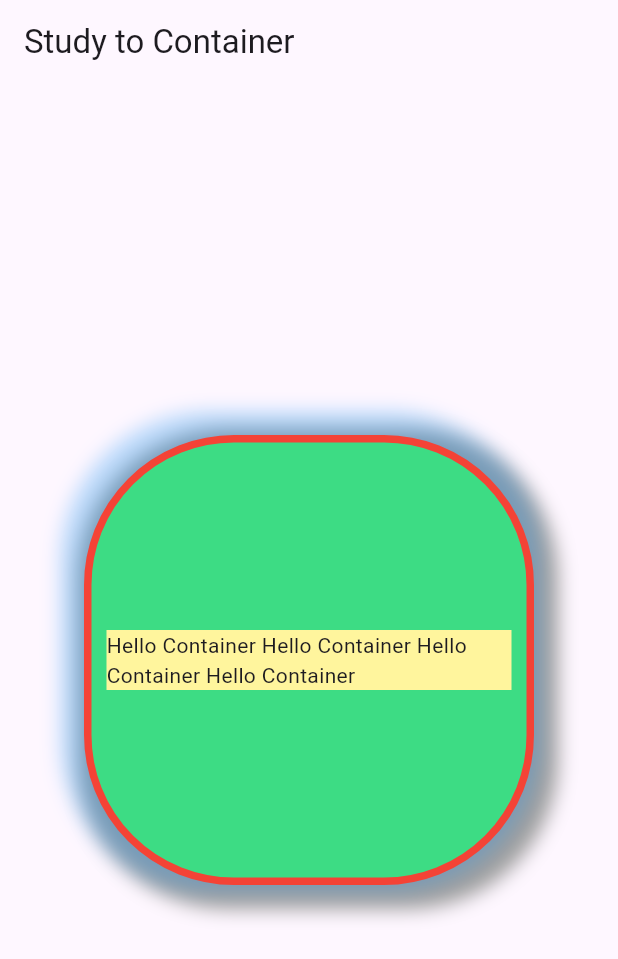
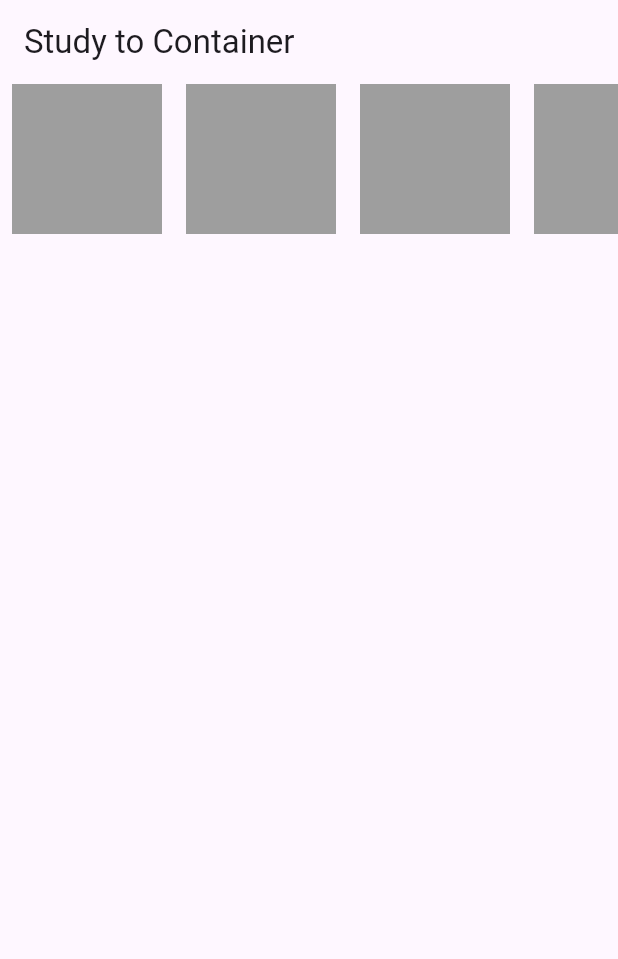
Before and after one commit to mimo626/flutter_example, a Flutter app: the screen it shows after launch, on a phone screen of 412 x 824 dp. Shown: the top 959 px of the screen. Run offline on Flutter 3.47's test engine with Material 3 defaults, Android fonts, the phone set to English and light mode, and no system bars.

Commit message:
[feat]SingleChildScrollView 구현

```diff
--- a/lib/main.dart
+++ b/lib/main.dart
@@ -6,11 +6,12 @@ void main() {
       appBar: AppBar(
         title: Text("Study to Container"),
       ),
-      body: CustomContainer(),
+      body: Body(),
     ),
   ));
 }
 
+// 박스
 class CustomContainer extends StatelessWidget {
   const CustomContainer({super.key});
 
@@ -23,7 +24,8 @@ class CustomContainer extends StatelessWidget {
         padding: EdgeInsets.fromLTRB(10, 12, 10, 12),
         decoration: BoxDecoration(
             color: Color(0xFF3DDC84),
-          border: Border.all(color: Colors.red, width: 5, style: BorderStyle.solid),
+            border: Border.all(
+                color: Colors.red, width: 5, style: BorderStyle.solid),
             borderRadius: BorderRadius.circular(100),
             boxShadow: [
               BoxShadow(
@@ -36,12 +38,103 @@ class CustomContainer extends StatelessWidget {
                   offset: Offset(-6, -6),
                   blurRadius: 10,
                   spreadRadius: 10),
-          ]
-        ),
-        child: Center(child: Container(
+            ]),
+        child: Center(
+            child: Container(
                 color: Colors.yellow.shade200,
-            child: Text("Hello Container Hello Container Hello Container Hello Container"))),
+                child: Text(
+                    "Hello Container Hello Container Hello Container Hello Container"))),
       ),
     );
   }
 }
+
+// 스크롤
+class Body extends StatelessWidget {
+  const Body({super.key});
+
+  @override
+  Widget build(BuildContext context) {
+    return SingleChildScrollView(
+      scrollDirection: Axis.horizontal,
+      child: Row(
+        mainAxisAlignment: MainAxisAlignment.center,
+        crossAxisAlignment: CrossAxisAlignment.end,
+        children: [
+          Container(
+            color: Colors.grey,
+            width: 100,
+            height: 100,
+            margin: EdgeInsets.symmetric(horizontal: 8),
+          ),
+          Container(
+            color: Colors.grey,
+            width: 100,
+            height: 100,
+            margin: EdgeInsets.symmetric(horizontal: 8),
+          ),
+          Container(
+            color: Colors.grey,
+            width: 100,
+            height: 100,
+            margin: EdgeInsets.symmetric(horizontal: 8),
+          ),
+          Container(
+            color: Colors.grey,
+            width: 100,
+            height: 100,
+            margin: EdgeInsets.symmetric(horizontal: 8),
+          ),
+          Container(
+            color: Colors.grey,
+            width: 100,
+            height: 100,
+            margin: EdgeInsets.symmetric(horizontal: 8),
+          ),
+          Container(
+            color: Colors.grey,
+            width: 100,
+            height: 100,
+            margin: EdgeInsets.symmetric(horizontal: 8),
+          ),
+          Container(
+            color: Colors.grey,
+            width: 100,
+            height: 100,
+            margin: EdgeInsets.symmetric(horizontal: 8),
+          ),
+          Container(
+            color: Colors.grey,
+            width: 100,
+            height: 100,
+            margin: EdgeInsets.symmetric(horizontal: 8),
+          ),
+          Container(
+            color: Colors.grey,
+            width: 100,
+            height: 100,
+            margin: EdgeInsets.symmetric(horizontal: 8),
+          ),
+          Container(
+            color: Colors.grey,
+            width: 100,
+            height: 100,
+            margin: EdgeInsets.symmetric(horizontal: 8),
+          ),
+          Container(
+            color: Colors.grey,
+            width: 100,
+            height: 100,
+            margin: EdgeInsets.symmetric(horizontal: 8),
+          ),
+          Container(
+            color: Colors.grey,
+            width: 100,
+            height: 100,
+            margin: EdgeInsets.symmetric(horizontal: 8),
+          ),
+        ],
+      ),
+    );
+  }
+}
```
Lines whose indentation alone changed are shown as unchanged.
